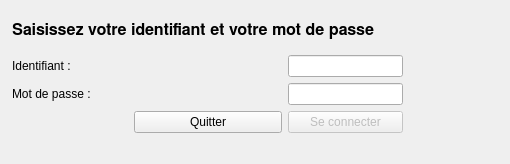
Qt form login.ui (pfrederic/ListeDeCoursesBO) before a commit.
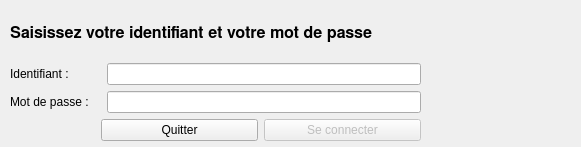
The same form after that commit. Icons and pictures are not drawn.

```diff
--- a/login.ui
+++ b/login.ui
@@ -6,25 +6,56 @@
    <rect>
     <x>0</x>
     <y>0</y>
-    <width>510</width>
-    <height>164</height>
+    <width>581</width>
+    <height>147</height>
    </rect>
   </property>
   <property name="windowTitle">
    <string>Dialog</string>
   </property>
-  <widget class="QWidget" name="layoutWidget">
+  <widget class="QLabel" name="label_4">
    <property name="geometry">
     <rect>
-     <x>12</x>
-     <y>11</y>
-     <width>391</width>
-     <height>122</height>
+     <x>430</x>
+     <y>10</y>
+     <width>141</width>
+     <height>131</height>
+    </rect>
+   </property>
+   <property name="minimumSize">
+    <size>
+     <width>0</width>
+     <height>0</height>
+    </size>
+   </property>
+   <property name="text">
+    <string/>
+   </property>
+   <property name="pixmap">
+    <pixmap resource="images.qrc">:/logo</pixmap>
+   </property>
+   <property name="scaledContents">
+    <bool>true</bool>
+   </property>
+  </widget>
+  <widget class="QWidget" name="">
+   <property name="geometry">
+    <rect>
+     <x>10</x>
+     <y>10</y>
+     <width>411</width>
+     <height>131</height>
     </rect>
    </property>
    <layout class="QGridLayout" name="gridLayout">
     <item row="0" column="0" colspan="4">
      <widget class="QLabel" name="label_3">
+      <property name="minimumSize">
+       <size>
+        <width>0</width>
+        <height>0</height>
+       </size>
+      </property>
       <property name="font">
        <font>
         <family>FreeSans</family>
@@ -40,6 +71,12 @@
     </item>
     <item row="1" column="0">
      <widget class="QLabel" name="label">
+      <property name="minimumSize">
+       <size>
+        <width>0</width>
+        <height>0</height>
+       </size>
+      </property>
       <property name="text">
        <string>Identifiant :</string>
       </property>
@@ -47,35 +84,60 @@
     </item>
     <item row="1" column="1" colspan="2">
      <spacer name="horizontalSpacer">
+      <property name="minimumSize">
+       <size>
+        <width>0</width>
+        <height>0</height>
+       </size>
+      </property>
       <property name="orientation">
        <enum>Qt::Horizontal</enum>
       </property>
       <property name="sizeHint" stdset="0">
        <size>
-        <width>148</width>
+        <width>118</width>
         <height>20</height>
        </size>
       </property>
      </spacer>
     </item>
     <item row="1" column="3">
-     <widget class="QLineEdit" name="lineEditIdentifiant"/>
+     <widget class="QLineEdit" name="lineEditIdentifiant">
+      <property name="minimumSize">
+       <size>
+        <width>0</width>
+        <height>0</height>
+       </size>
+      </property>
+     </widget>
     </item>
-    <item row="2" column="0" colspan="2">
+    <item row="2" column="0">
      <widget class="QLabel" name="label_2">
+      <property name="minimumSize">
+       <size>
+        <width>0</width>
+        <height>0</height>
+       </size>
+      </property>
       <property name="text">
        <string>Mot de passe :</string>
       </property>
      </widget>
     </item>
-    <item row="2" column="2">
+    <item row="2" column="1" colspan="2">
      <spacer name="horizontalSpacer_2">
+      <property name="minimumSize">
+       <size>
+        <width>0</width>
+        <height>0</height>
+       </size>
+      </property>
       <property name="orientation">
        <enum>Qt::Horizontal</enum>
       </property>
       <property name="sizeHint" stdset="0">
        <size>
-        <width>118</width>
+        <width>128</width>
         <height>20</height>
        </size>
       </property>
@@ -83,43 +145,79 @@
     </item>
     <item row="2" column="3">
      <widget class="QLineEdit" name="lineEditMdp">
+      <property name="minimumSize">
+       <size>
+        <width>0</width>
+        <height>0</height>
+       </size>
+      </property>
       <property name="echoMode">
        <enum>QLineEdit::Password</enum>
       </property>
      </widget>
     </item>
-    <item row="3" column="0">
+    <item row="3" column="0" colspan="2">
      <spacer name="horizontalSpacer_3">
+      <property name="minimumSize">
+       <size>
+        <width>0</width>
+        <height>0</height>
+       </size>
+      </property>
       <property name="orientation">
        <enum>Qt::Horizontal</enum>
       </property>
       <property name="sizeHint" stdset="0">
        <size>
-        <width>40</width>
-        <height>20</height>
+        <width>128</width>
+        <height>24</height>
        </size>
       </property>
      </spacer>
     </item>
-    <item row="3" column="1" colspan="2">
-     <widget class="QPushButton" name="pushButtonQuitter">
-      <property name="text">
-       <string>Quitter</string>
-      </property>
-      <property name="autoDefault">
-       <bool>false</bool>
-      </property>
-     </widget>
-    </item>
-    <item row="3" column="3">
-     <widget class="QPushButton" name="pushButtonConnecter">
-      <property name="enabled">
-       <bool>false</bool>
-      </property>
-      <property name="text">
-       <string>Se connecter</string>
-      </property>
-     </widget>
+    <item row="3" column="2" colspan="2">
+     <layout class="QHBoxLayout" name="horizontalLayout">
+      <item>
+       <widget class="QPushButton" name="pushButtonQuitter">
+        <property name="minimumSize">
+         <size>
+          <width>0</width>
+          <height>0</height>
+         </size>
+        </property>
+        <property name="text">
+         <string>Quitter</string>
+        </property>
+        <property name="icon">
+         <iconset resource="images.qrc">
+          <normaloff>:/exit</normaloff>:/exit</iconset>
+        </property>
+        <property name="autoDefault">
+         <bool>false</bool>
+        </property>
+       </widget>
+      </item>
+      <item>
+       <widget class="QPushButton" name="pushButtonConnecter">
+        <property name="enabled">
+         <bool>false</bool>
+        </property>
+        <property name="minimumSize">
+         <size>
+          <width>0</width>
+          <height>0</height>
+         </size>
+        </property>
+        <property name="text">
+         <string>Se connecter</string>
+        </property>
+        <property name="icon">
+         <iconset resource="images.qrc">
+          <normaloff>:/valid</normaloff>:/valid</iconset>
+        </property>
+       </widget>
+      </item>
+     </layout>
     </item>
    </layout>
   </widget>
```
Left out of the diff: 4 changed lines with no effect on the pictures.
